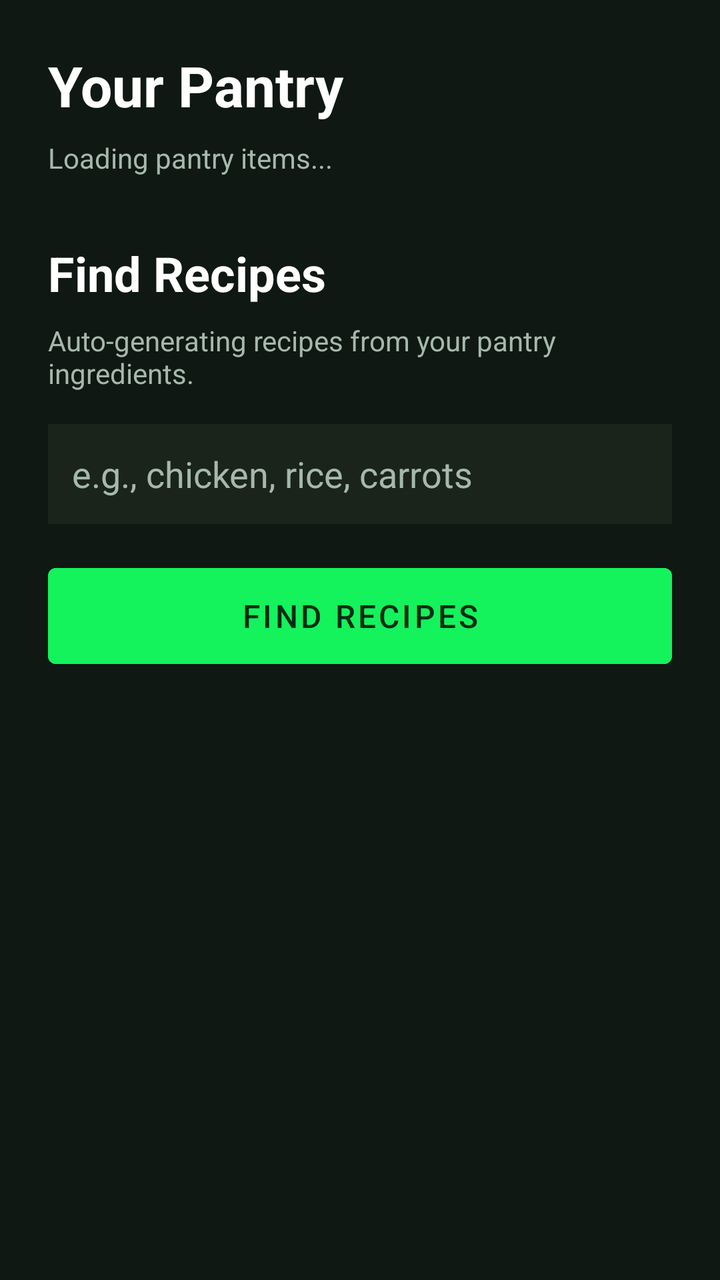
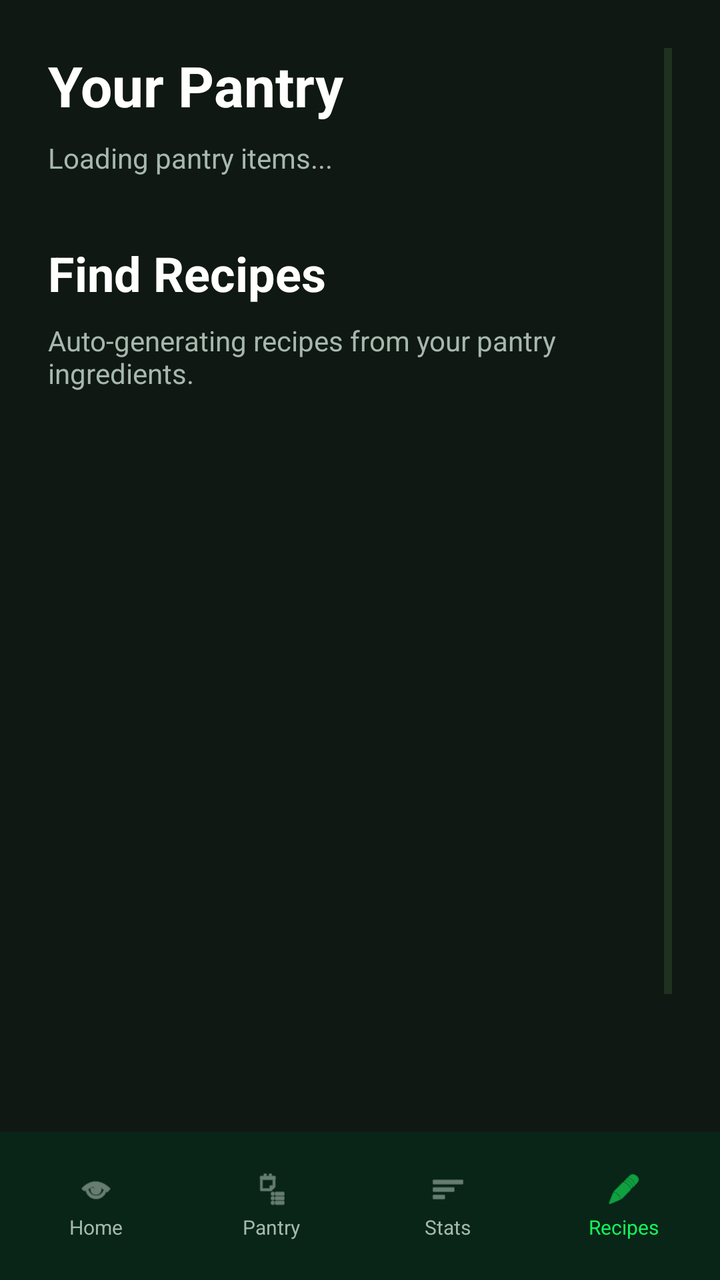

Two renders of the same Android screen: before a commit and after it. Below are the layout's source before the change and the commit's diff.
<!-- AndroidManifest.xml: application theme Theme.MobileGroup -->
<!-- res/layout/activity_recipe.xml -->
<?xml version="1.0" encoding="utf-8"?>
<LinearLayout xmlns:android="http://schemas.android.com/apk/res/android"
    xmlns:tools="http://schemas.android.com/tools"
    android:id="@+id/main"
    android:layout_width="match_parent"
    android:layout_height="match_parent"
    android:orientation="vertical"
    android:padding="24dp"
    android:background="#101813"
    tools:context=".RecipeActivity">

    <TextView
        android:layout_width="match_parent"
        android:layout_height="wrap_content"
        android:text="Your Pantry"
        android:textSize="28sp"
        android:textStyle="bold"
        android:textColor="#FFFFFF"
        android:layout_marginBottom="8dp" />

    <TextView
        android:id="@+id/tv_pantry_status"
        android:layout_width="match_parent"
        android:layout_height="wrap_content"
        android:text="Loading pantry items..."
        android:textSize="14sp"
        android:textColor="#A6B8AD"
        android:layout_marginBottom="8dp" />

    <androidx.recyclerview.widget.RecyclerView
        android:id="@+id/recyclerView_pantry"
        android:layout_width="match_parent"
        android:layout_height="wrap_content"
        android:layout_marginBottom="24dp"
        android:orientation="horizontal" />

    <TextView
        android:layout_width="match_parent"
        android:layout_height="wrap_content"
        android:text="Find Recipes"
        android:textSize="24sp"
        android:textStyle="bold"
        android:textColor="#FFFFFF"
        android:layout_marginBottom="8dp" />

    <TextView
        android:layout_width="match_parent"
        android:layout_height="wrap_content"
        android:text="Auto-generating recipes from your pantry ingredients."
        android:textSize="14sp"
        android:textColor="#A6B8AD"
        android:layout_marginBottom="16dp" />

    <EditText
        android:id="@+id/editText_ingredients"
        android:layout_width="match_parent"
        android:layout_height="50dp"
        android:background="#1A241B"
        android:textColor="#FFFFFF"
        android:textColorHint="#A6B8AD"
        android:hint="e.g., chicken, rice, carrots"
        android:padding="12dp"
        android:inputType="text"
        android:layout_marginBottom="16dp" />

    <Button
        android:id="@+id/button_search_recipes"
        android:layout_width="match_parent"
        android:layout_height="60dp"
        android:text="Find Recipes"
        android:textSize="16sp"
        android:layout_marginBottom="16dp"
        android:textColor="#012B13"
        android:backgroundTint="#14F25C" />

    <ProgressBar
        android:id="@+id/progressBar_loading"
        android:layout_width="wrap_content"
        android:layout_height="wrap_content"
        android:layout_gravity="center"
        android:visibility="gone" />

    <androidx.recyclerview.widget.RecyclerView
        android:id="@+id/recyclerView_recipes"
        android:layout_width="match_parent"
        android:layout_height="match_parent"
        android:layout_marginTop="8dp" />

</LinearLayout>
<!-- resources referenced by this layout -->
<resources>
  <style name="Theme.MobileGroup" parent="Theme.MaterialComponents.NoActionBar">
          
          <item name="colorPrimary">@color/green_primary</item>
          <item name="colorPrimaryVariant">@color/green_dark</item>
          <item name="colorOnPrimary">@color/background</item>
          <item name="colorSecondary">@color/green_button</item>
          <item name="colorOnSecondary">@color/background</item>
          <item name="android:colorBackground">@color/background</item>
          <item name="colorSurface">@color/surface</item>
          <item name="colorOnSurface">@color/text_primary</item>
  
          
          <item name="android:statusBarColor">@color/background</item>
          <item name="android:navigationBarColor">@color/surface</item>
          <item name="android:windowLightStatusBar">false</item>
  
          
          <item name="android:editTextColor">@color/text_primary</item>
          <item name="android:textColorHint">@color/text_hint</item>
          <item name="colorControlNormal">@color/green_dim</item>
          <item name="colorControlActivated">@color/green_primary</item>
  
          
          <item name="materialAlertDialogTheme">@style/Theme.MobileGroup.AlertDialog</item>
      </style>
  <color name="green_primary">#4ADE80</color>
  <color name="green_dark">#166534</color>
  <color name="background">#0F1C0F</color>
  <color name="green_button">#22C55E</color>
  <color name="surface">#1A2E1A</color>
  <color name="text_primary">#FFFFFF</color>
  <color name="text_hint">#4D7A4D</color>
  <color name="green_dim">#2D4A2D</color>
  <style name="Theme.MobileGroup.AlertDialog" parent="ThemeOverlay.MaterialComponents.MaterialAlertDialog">
          <item name="android:background">@color/surface</item>
          <item name="colorOnSurface">@color/text_primary</item>
          <item name="colorPrimary">@color/green_primary</item>
      </style>
</resources>

<!-- the commit's change to res/layout/activity_recipe.xml (unified diff, before → after) -->
@@ -1,89 +1,186 @@
 <?xml version="1.0" encoding="utf-8"?>
 <LinearLayout xmlns:android="http://schemas.android.com/apk/res/android"
+    xmlns:app="http://schemas.android.com/apk/res-auto"
     xmlns:tools="http://schemas.android.com/tools"
     android:id="@+id/main"
     android:layout_width="match_parent"
     android:layout_height="match_parent"
     android:orientation="vertical"
-    android:padding="24dp"
     android:background="#101813"
     tools:context=".RecipeActivity">
 
-    <TextView
+    
+    <ScrollView
         android:layout_width="match_parent"
-        android:layout_height="wrap_content"
-        android:text="Your Pantry"
-        android:textSize="28sp"
-        android:textStyle="bold"
-        android:textColor="#FFFFFF"
-        android:layout_marginBottom="8dp" />
+        android:layout_height="0dp"
+        android:layout_weight="1"
+        android:padding="24dp">
 
-    <TextView
-        android:id="@+id/tv_pantry_status"
+        <LinearLayout
+            android:layout_width="match_parent"
+            android:layout_height="wrap_content"
+            android:orientation="vertical">
+
+            <TextView
+                android:layout_width="match_parent"
+                android:layout_height="wrap_content"
+                android:text="Your Pantry"
+                android:textSize="28sp"
+                android:textStyle="bold"
+                android:textColor="#FFFFFF"
+                android:layout_marginBottom="8dp" />
+
+            <TextView
+                android:id="@+id/tv_pantry_status"
+                android:layout_width="match_parent"
+                android:layout_height="wrap_content"
+                android:text="Loading pantry items..."
+                android:textSize="14sp"
+                android:textColor="#A6B8AD"
+                android:layout_marginBottom="8dp" />
+
+            <androidx.recyclerview.widget.RecyclerView
+                android:id="@+id/recyclerView_pantry"
+                android:layout_width="match_parent"
+                android:layout_height="wrap_content"
+                android:layout_marginBottom="24dp"
+                android:orientation="horizontal" />
+
+            <TextView
+                android:layout_width="match_parent"
+                android:layout_height="wrap_content"
+                android:text="Find Recipes"
+                android:textSize="24sp"
+                android:textStyle="bold"
+                android:textColor="#FFFFFF"
+                android:layout_marginBottom="8dp" />
+
+            <TextView
+                android:layout_width="match_parent"
+                android:layout_height="wrap_content"
+                android:text="Auto-generating recipes from your pantry ingredients."
+                android:textSize="14sp"
+                android:textColor="#A6B8AD"
+                android:layout_marginBottom="16dp" />
+
+            <ProgressBar
+                android:id="@+id/progressBar_loading"
+                android:layout_width="wrap_content"
+                android:layout_height="wrap_content"
+                android:layout_gravity="center"
+                android:visibility="gone" />
+
+            <androidx.recyclerview.widget.RecyclerView
+                android:id="@+id/recyclerView_recipes"
+                android:layout_width="match_parent"
+                android:layout_height="400dp"
+                android:layout_marginTop="8dp" />
+
+        </LinearLayout>
+    </ScrollView>
+
+    
+    <LinearLayout
         android:layout_width="match_parent"
-        android:layout_height="wrap_content"
-        android:text="Loading pantry items..."
-        android:textSize="14sp"
-        android:textColor="#A6B8AD"
-        android:layout_marginBottom="8dp" />
+        android:layout_height="74dp"
+        android:background="#082517"
+        android:gravity="center"
+        android:orientation="horizontal"
+        android:paddingStart="4dp"
+        android:paddingEnd="4dp"
+        android:weightSum="4">
 
-    <androidx.recyclerview.widget.RecyclerView
-        android:id="@+id/recyclerView_pantry"
-        android:layout_width="match_parent"
-        android:layout_height="wrap_content"
-        android:layout_marginBottom="24dp"
-        android:orientation="horizontal" />
+        <LinearLayout
+            android:id="@+id/navHome"
+            android:layout_width="0dp"
+            android:layout_height="wrap_content"
+            android:layout_weight="1"
+            android:gravity="center"
+            android:orientation="vertical">
 
-    <TextView
-        android:layout_width="match_parent"
-        android:layout_height="wrap_content"
-        android:text="Find Recipes"
-        android:textSize="24sp"
-        android:textStyle="bold"
-        android:textColor="#FFFFFF"
-        android:layout_marginBottom="8dp" />
+            <ImageView
+                android:layout_width="18dp"
+                android:layout_height="18dp"
+                android:src="@android:drawable/ic_menu_view"
+                app:tint="#A6B8AD" />
 
-    <TextView
-        android:layout_width="match_parent"
-        android:layout_height="wrap_content"
-        android:text="Auto-generating recipes from your pantry ingredients."
-        android:textSize="14sp"
-        android:textColor="#A6B8AD"
-        android:layout_marginBottom="16dp" />
+            <TextView
+                android:layout_width="wrap_content"
+                android:layout_height="wrap_content"
+                android:layout_marginTop="3dp"
+                android:text="Home"
+                android:textColor="#A6B8AD"
+                android:textSize="10sp" />
+        </LinearLayout>
 
-    <EditText
-        android:id="@+id/editText_ingredients"
-        android:layout_width="match_parent"
-        android:layout_height="50dp"
-        android:background="#1A241B"
-        android:textColor="#FFFFFF"
-        android:textColorHint="#A6B8AD"
-        android:hint="e.g., chicken, rice, carrots"
-        android:padding="12dp"
-        android:inputType="text"
-        android:layout_marginBottom="16dp" />
+        <LinearLayout
+            android:id="@+id/navPantry"
+            android:layout_width="0dp"
+            android:layout_height="wrap_content"
+            android:layout_weight="1"
+            android:gravity="center"
+            android:orientation="vertical">
 
-    <Button
-        android:id="@+id/button_search_recipes"
-        android:layout_width="match_parent"
-        android:layout_height="60dp"
-        android:text="Find Recipes"
-        android:textSize="16sp"
-        android:layout_marginBottom="16dp"
-        android:textColor="#012B13"
-        android:backgroundTint="#14F25C" />
+            <ImageView
+                android:layout_width="18dp"
+                android:layout_height="18dp"
+                android:src="@android:drawable/ic_menu_agenda"
+                app:tint="#A6B8AD" />
 
-    <ProgressBar
-        android:id="@+id/progressBar_loading"
-        android:layout_width="wrap_content"
-        android:layout_height="wrap_content"
-        android:layout_gravity="center"
-        android:visibility="gone" />
+            <TextView
+                android:layout_width="wrap_content"
+                android:layout_height="wrap_content"
+                android:layout_marginTop="3dp"
+                android:text="Pantry"
+                android:textColor="#A6B8AD"
+                android:textSize="10sp" />
+        </LinearLayout>
 
-    <androidx.recyclerview.widget.RecyclerView
-        android:id="@+id/recyclerView_recipes"
-        android:layout_width="match_parent"
-        android:layout_height="match_parent"
-        android:layout_marginTop="8dp" />
+        <LinearLayout
+            android:id="@+id/navStats"
+            android:layout_width="0dp"
+            android:layout_height="wrap_content"
+            android:layout_weight="1"
+            android:gravity="center"
+            android:orientation="vertical">
+
+            <ImageView
+                android:layout_width="18dp"
+                android:layout_height="18dp"
+                android:src="@android:drawable/ic_menu_sort_by_size"
+                app:tint="#A6B8AD" />
+
+            <TextView
+                android:layout_width="wrap_content"
+                android:layout_height="wrap_content"
+                android:layout_marginTop="3dp"
+                android:text="Stats"
+                android:textColor="#A6B8AD"
+                android:textSize="10sp" />
+        </LinearLayout>
+
+        <LinearLayout
+            android:id="@+id/navRecipes"
+            android:layout_width="0dp"
+            android:layout_height="wrap_content"
+            android:layout_weight="1"
+            android:gravity="center"
+            android:orientation="vertical">
+
+            <ImageView
+                android:layout_width="18dp"
+                android:layout_height="18dp"
+                android:src="@android:drawable/ic_menu_edit"
+                app:tint="#14F25C" />
+
+            <TextView
+                android:layout_width="wrap_content"
+                android:layout_height="wrap_content"
+                android:layout_marginTop="3dp"
+                android:text="Recipes"
+                android:textColor="#14F25C"
+                android:textSize="10sp" />
+        </LinearLayout>
+    </LinearLayout>
 
 </LinearLayout>
